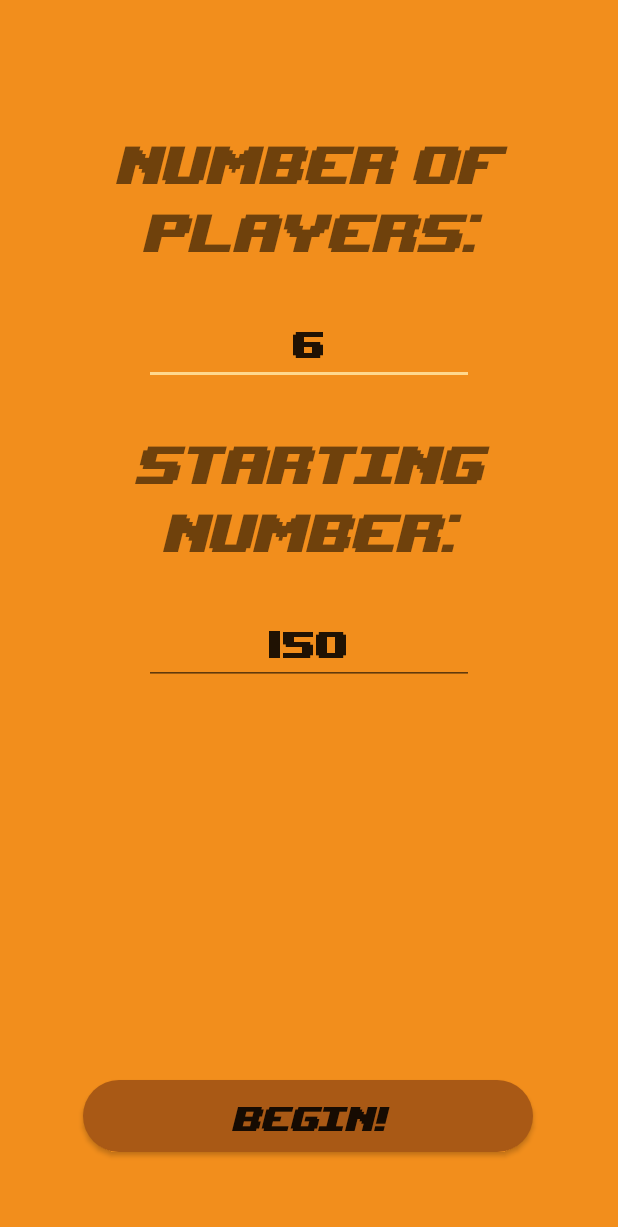
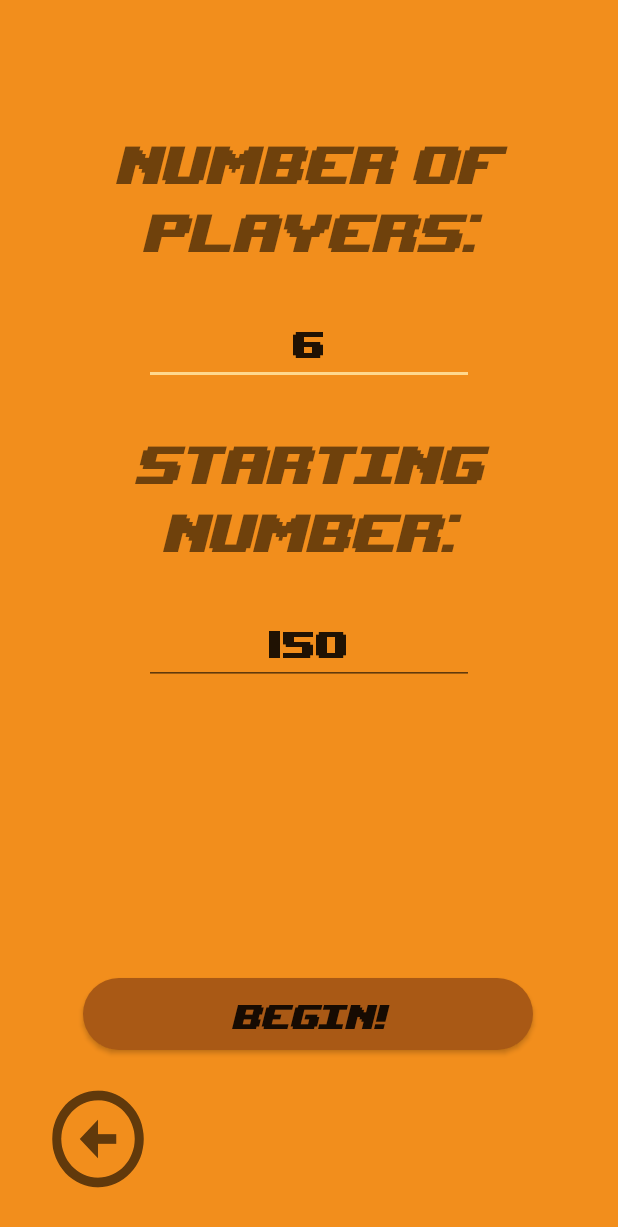
Before and after one commit to Term164/RNG_Drinks, an Android app: the screen it shows after launch (SetupMenu), after a tap on "PLAY!", on a phone screen of 412 x 824 dp. Shown: the top 1227 px of the screen. Run offline under Robolectric (Android 15) with nearby library versions, the phone set to English and light mode, and no system bars; Roboto replaces fonts that are not available here.

Commit message:
- Added back button and limited the input numbers - Fixed button animations
Signed-off-by: Jani Banigev <jani.bangiev@gmail.com>

```diff
--- a/app/src/main/java/com/example/randomdrinks/AnimationHandler.java
+++ b/app/src/main/java/com/example/randomdrinks/AnimationHandler.java
@@ -23,4 +23,9 @@ public class AnimationHandler {
         Animation animation = AnimationUtils.loadAnimation(context, animationNumber);
         view.setAnimation(animation);
     }
+
+    public void buttonPressAnimation(View view){
+        Animation animation = AnimationUtils.loadAnimation(context, R.anim.scale);
+        view.startAnimation(animation);
+    }
 }
--- a/app/src/main/java/com/example/randomdrinks/MainMenu.java
+++ b/app/src/main/java/com/example/randomdrinks/MainMenu.java
@@ -18,7 +18,6 @@ public class MainMenu extends GameActivity {
     TextView title,developer;
     Button playButton, settingsButton, leaderboardButton, exitButton;
     AnimationHandler animationHandler;
-    Animation scale;
 
     @Override
     protected void onCreate(Bundle savedInstanceState) {
@@ -30,8 +29,6 @@ public class MainMenu extends GameActivity {
 
         //Animation handler
         animationHandler = new AnimationHandler(this);
-
-        scale = AnimationUtils.loadAnimation(this, R.anim.scale);
 
         //Hooks
         title = findViewById(R.id.Title);
@@ -52,7 +49,7 @@ public class MainMenu extends GameActivity {
     //Start a new instance of the game with the saved settings
     public void startGame(final View view){
         SoundHandler.playSound(R.raw.button_push);
-        view.startAnimation(scale);
+        animationHandler.buttonPressAnimation(view);
         new Handler().postDelayed(new Runnable() {
             @Override
             public void run() {
@@ -66,7 +63,7 @@ public class MainMenu extends GameActivity {
     //Open the settings window
     public void openSettings(final View view){
         SoundHandler.playSound(R.raw.button_push);
-        view.startAnimation(scale);
+        animationHandler.buttonPressAnimation(view);
         new Handler().postDelayed(new Runnable() {
             @Override
             public void run() {
@@ -77,9 +74,10 @@ public class MainMenu extends GameActivity {
         },ANIMATION_DELAY);
     }
 
+    // TODO: Rename function to openAchievements
     public void openLeaderboard(final View view){
         SoundHandler.playSound(R.raw.button_push);
-        view.startAnimation(scale);
+        animationHandler.buttonPressAnimation(view);
         new Handler().postDelayed(new Runnable() {
             @Override
             public void run() {
@@ -93,7 +91,7 @@ public class MainMenu extends GameActivity {
     //Close the application
     public void exit(final View view){
         SoundHandler.playSound(R.raw.button_push);
-        view.startAnimation(scale);
+        animationHandler.buttonPressAnimation(view);
         new Handler().postDelayed(new Runnable() {
             @Override
             public void run() {
--- /dev/null
+++ b/app/src/main/res/drawable/ic_baseline_arrow_circle_down_24.xml
@@ -0,0 +1,10 @@
+<vector xmlns:android="http://schemas.android.com/apk/res/android"
+    android:width="24dp"
+    android:height="24dp"
+    android:viewportWidth="24"
+    android:viewportHeight="24"
+    android:tint="?attr/colorControlNormal">
+  <path
+      android:fillColor="@android:color/white"
+      android:pathData="M12,4c4.41,0 8,3.59 8,8s-3.59,8 -8,8s-8,-3.59 -8,-8S7.59,4 12,4M12,2C6.48,2 2,6.48 2,12c0,5.52 4.48,10 10,10c5.52,0 10,-4.48 10,-10C22,6.48 17.52,2 12,2L12,2zM13,12l0,-4h-2l0,4H8l4,4l4,-4H13z"/>
+</vector>
--- a/app/src/main/res/layout/activity_setup_menu.xml
+++ b/app/src/main/res/layout/activity_setup_menu.xml
@@ -8,10 +8,24 @@
     tools:context=".SetupMenu">
 
     <Button
+        android:id="@+id/sl4"
+        android:layout_width="77dp"
+        android:layout_height="73dp"
+        android:layout_marginBottom="28dp"
+        android:background="@drawable/ic_baseline_arrow_circle_down_24"
+        android:onClick="back"
+        android:rotation="90"
+        android:textColor="#00FFFFFF"
+        app:layout_constraintBottom_toBottomOf="parent"
+        app:layout_constraintEnd_toEndOf="parent"
+        app:layout_constraintHorizontal_bias="0.08"
+        app:layout_constraintStart_toStartOf="parent" />
+
+    <Button
         android:id="@+id/begin_button"
         android:layout_width="300dp"
         android:layout_height="wrap_content"
-        android:layout_marginBottom="56dp"
+        android:layout_marginBottom="124dp"
         android:background="@drawable/custom_button"
         android:backgroundTintMode="add"
         android:fontFamily="@font/custom_font"
@@ -84,4 +98,5 @@
         app:layout_constraintEnd_toEndOf="parent"
         app:layout_constraintStart_toStartOf="parent"
         app:layout_constraintTop_toBottomOf="@+id/textView2" />
+
 </androidx.constraintlayout.widget.ConstraintLayout>
--- a/app/src/main/res/values/strings.xml
+++ b/app/src/main/res/values/strings.xml
@@ -29,9 +29,15 @@
 
     <!--=========================== SETTINGS MENU ============================ -->
     <string name="settings_title">Settings</string>
-    <string name="music_on">MUSIC ON</string>
-    <string name="music_off">MUSIC OFF</string>
-    <string name="sound_on">SOUND ON</string>
-    <string name="sound_off">SOUND OFF</string>
+    <string name="music_on">MUSIC</string>
+    <string name="music_off">MUSIC</string>
+    <string name="sound_on">SOUND</string>
+    <string name="sound_off">SOUND</string>
+    <string name="error_title">Ooops!</string>
+    <string name="error_type">Number error</string>
+    <string name="player_error">Please enter a number between 2 and 50 for the player field</string>
+    <string name="number_error">Please enter a number between 2 and a million for the starting number</string>
+    <string name="error_button">Close</string>
+    <string name="empty_string"></string>
 
 </resources>
```
Also changed, not shown: app/src/main/java/com/example/randomdrinks/AchievementsActivity.java (+10 -0 lines), app/src/main/java/com/example/randomdrinks/GameActivity.java (+29 -4 lines), app/src/main/java/com/example/randomdrinks/MainActivity.java (+9 -4 lines), app/src/main/java/com/example/randomdrinks/PopActivity.java (+8 -5 lines), app/src/main/java/com/example/randomdrinks/SettingsActivity.java (+30 -12 lines), app/src/main/java/com/example/randomdrinks/SetupMenu.java (+26 -10 lines), app/src/main/res/layout/activity_achievements.xml (+14 -0 lines), app/src/main/res/layout/activity_main.xml (+17 -2 lines), app/src/main/res/layout/activity_main_menu.xml (+5 -4 lines), app/src/main/res/layout/activity_pop.xml (+8 -8 lines), app/src/main/res/layout/activity_splash_screen.xml (+10 -10 lines), app/src/main/res/layout/settings_activity.xml (+30 -14 lines), 1 other file.
